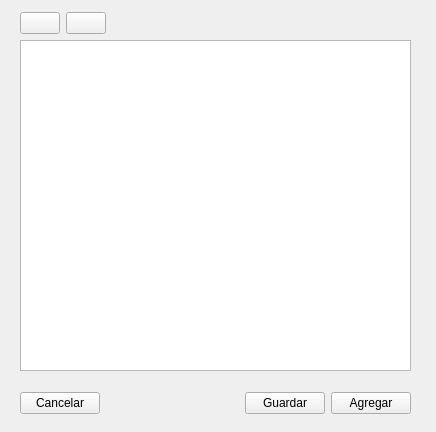
First picture: the form in miembros.ui, repository HailNicole/App_Finanzas, before the edit.
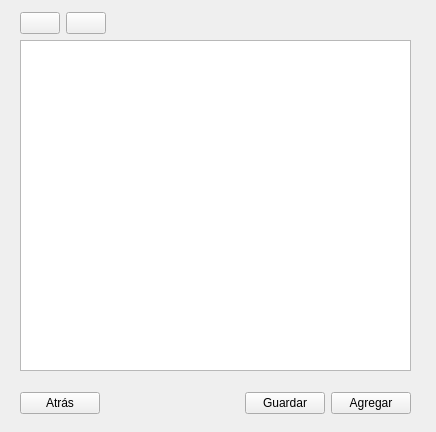
Second picture: the form after the edit. Icons and pictures are not drawn.

The edit to the form file:
```diff
--- a/miembros.ui
+++ b/miembros.ui
@@ -26,7 +26,7 @@
     <item>
      <widget class="QPushButton" name="btn_cancelar">
       <property name="text">
-       <string>Cancelar</string>
+       <string>Atrás</string>
       </property>
      </widget>
     </item>
```
